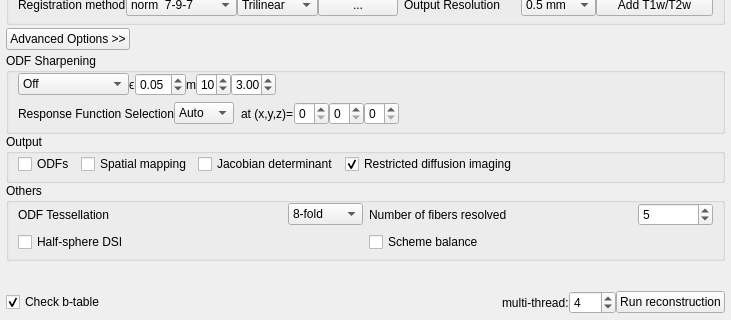
The window that reconstruction/reconstruction_window.ui (frankyeh/DSI-Studio) describes before a commit, drawn with Qt 5; both pictures show x 0 to 731 and y 302 to 622 of the 731 by 622 pixel window.
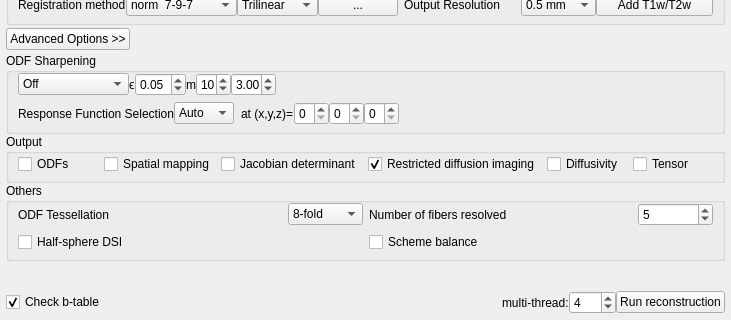
The same window after the commit. Icons and pictures are not drawn.

Commit message: [GUI] allow for output tensor for dti

What changed in the file:
```diff
--- a/reconstruction/reconstruction_window.ui
+++ b/reconstruction/reconstruction_window.ui
@@ -1396,17 +1396,18 @@
                </widget>
               </item>
               <item>
-               <spacer name="horizontalSpacer_4">
-                <property name="orientation">
-                 <enum>Qt::Horizontal</enum>
+               <widget class="QCheckBox" name="output_diffusivity">
+                <property name="text">
+                 <string>Diffusivity</string>
                 </property>
-                <property name="sizeHint" stdset="0">
-                 <size>
-                  <width>40</width>
-                  <height>20</height>
-                 </size>
+               </widget>
+              </item>
+              <item>
+               <widget class="QCheckBox" name="output_tensor">
+                <property name="text">
+                 <string>Tensor</string>
                 </property>
-               </spacer>
+               </widget>
               </item>
              </layout>
             </widget>
```
Left out of the diff: 2 changed lines with no effect on the pictures. The commit also changes 6 other files.
